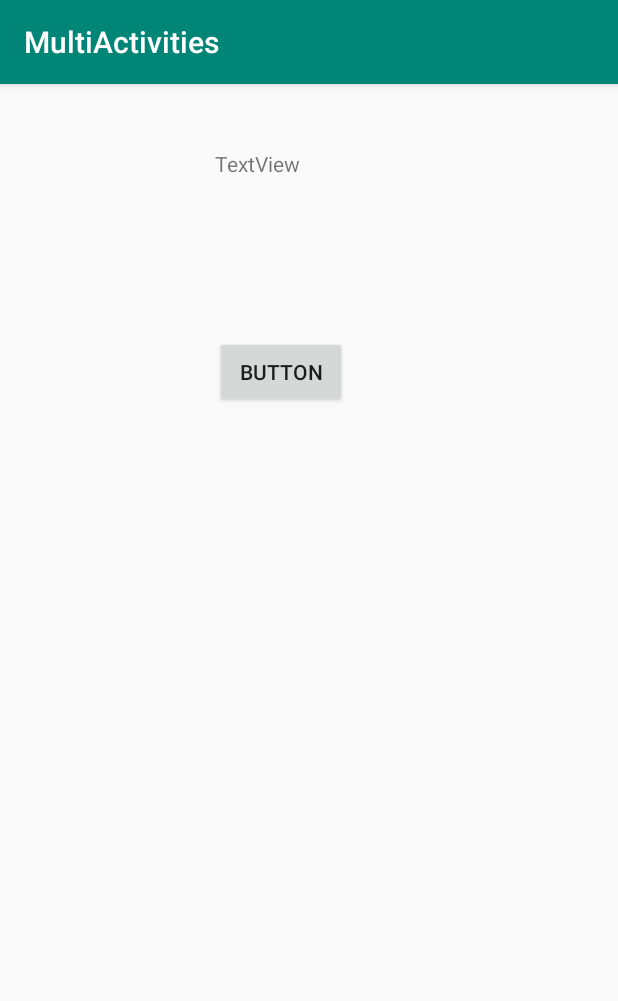
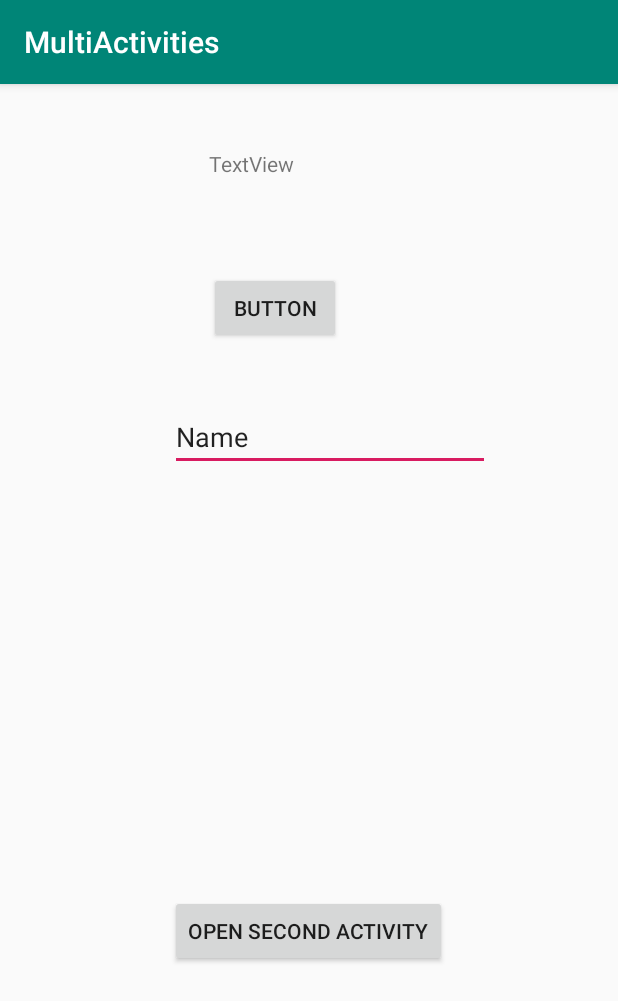
Before and after one commit to shanniz/MultiActivities, an Android app: the screen it shows after launch (MainActivity), on a phone screen of 412 x 824 dp. Shown: the top 1001 px of the screen. Run offline under Robolectric (Android 15) with nearby library versions, the phone set to English and light mode, and no system bars.

Commit message:
Multiple Activities

```diff
--- a/app/src/main/AndroidManifest.xml
+++ b/app/src/main/AndroidManifest.xml
@@ -16,6 +16,7 @@
                 <category android:name="android.intent.category.LAUNCHER" />
             </intent-filter>
         </activity>
+        <activity android:name=".SecondActivity"></activity>
     </application>
 
 </manifest>
--- a/app/src/main/res/layout/activity_main.xml
+++ b/app/src/main/res/layout/activity_main.xml
@@ -13,8 +13,8 @@
         android:layout_height="wrap_content"
         android:layout_alignParentStart="true"
         android:layout_alignParentTop="true"
-        android:layout_marginStart="143dp"
-        android:layout_marginTop="168dp"
+        android:layout_marginStart="139dp"
+        android:layout_marginTop="125dp"
         android:onClick="updateCounter"
         android:text="Button" />
 
@@ -28,4 +28,26 @@
         android:layout_alignParentTop="true"
         android:layout_marginTop="43dp"
         android:text="TextView" />
+
+    <Button
+        android:id="@+id/button2"
+        android:layout_width="wrap_content"
+        android:layout_height="wrap_content"
+        android:layout_alignParentBottom="true"
+        android:layout_centerHorizontal="true"
+        android:layout_marginBottom="179dp"
+        android:onClick="openActivity"
+        android:text="Open Second Activity" />
+
+    <EditText
+        android:id="@+id/editText"
+        android:layout_width="wrap_content"
+        android:layout_height="wrap_content"
+        android:layout_below="@+id/button"
+        android:layout_alignStart="@+id/button2"
+        android:layout_marginStart="0dp"
+        android:layout_marginTop="39dp"
+        android:ems="10"
+        android:inputType="textPersonName"
+        android:text="Name" />
 </RelativeLayout>
```
Also changed, not shown: app/src/main/java/com/example/shan/multiactivities/MainActivity.java (+29 -0 lines), app/src/main/java/com/example/shan/multiactivities/SecondActivity.java (added, +28 -0 lines), app/src/main/res/layout/activity_second.xml (added, +20 -0 lines).
